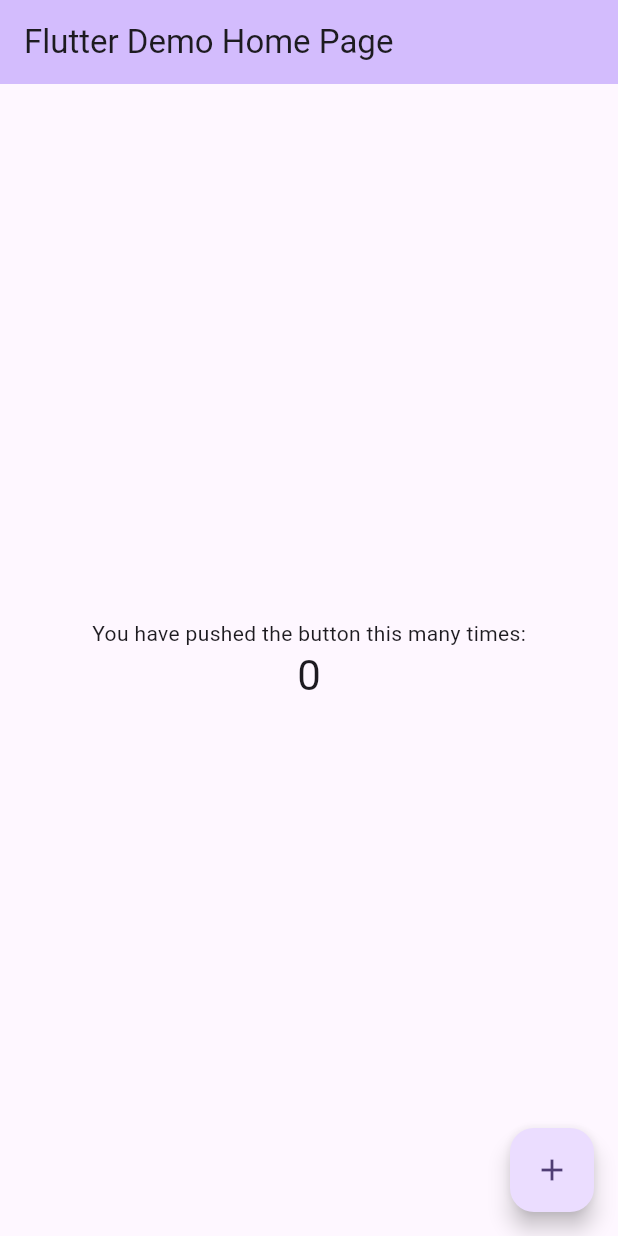
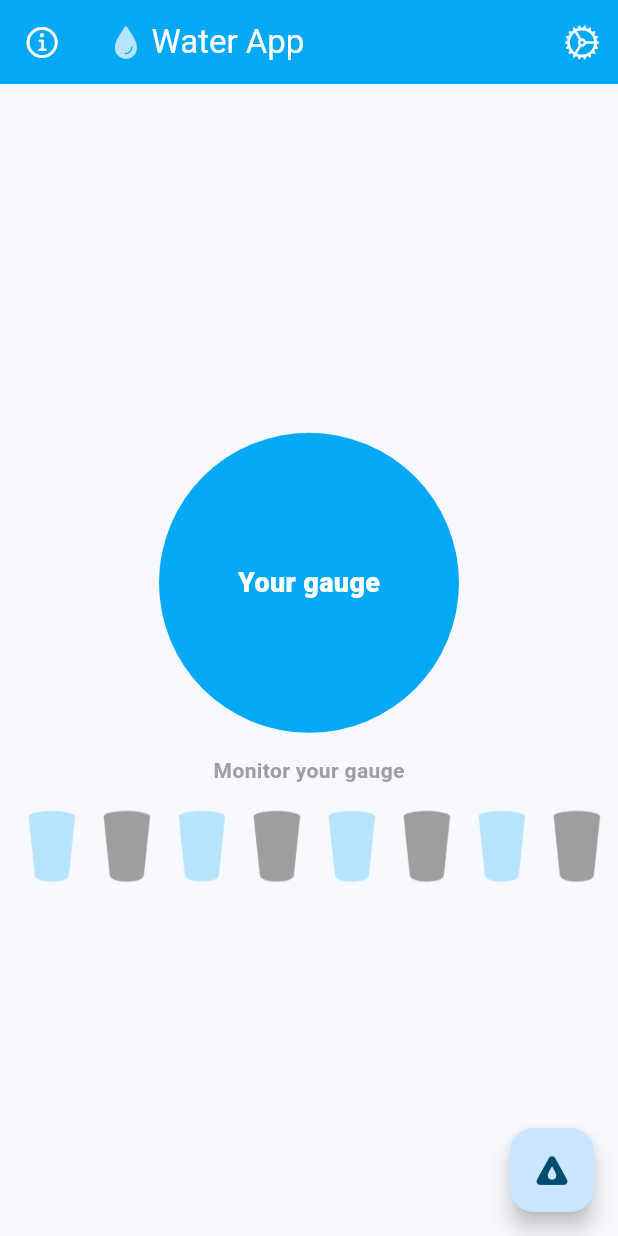
Before and after one commit to Atuoha/app_showcase, a Flutter app: the screen it shows after launch, on a phone screen of 412 x 824 dp. Run offline on Flutter 3.47's test engine with Material 3 defaults, Android fonts, the light colour scheme and no system bars.

Commit message:
home screen ui

```diff
--- /dev/null
+++ b/lib/constants/colors.dart
@@ -0,0 +1,5 @@
+import 'package:flutter/material.dart';
+
+class AppColor {
+  static const primaryColor = Color(0XFFB6E5FB);
+}
--- a/lib/main.dart
+++ b/lib/main.dart
@@ -1,3 +1,4 @@
+import 'package:app_showcase/screen/home_screen.dart';
 import 'package:flutter/material.dart';
 
 void main() {
@@ -7,119 +8,15 @@
 class MyApp extends StatelessWidget {
   const MyApp({super.key});
 
-  // This widget is the root of your application.
   @override
   Widget build(BuildContext context) {
     return MaterialApp(
       title: 'Flutter Demo',
       theme: ThemeData(
-        // This is the theme of your application.
-        //
-        // TRY THIS: Try running your application with "flutter run". You'll see
-        // the application has a purple toolbar. Then, without quitting the app,
-        // try changing the seedColor in the colorScheme below to Colors.green
-        // and then invoke "hot reload" (save your changes or press the "hot
-        // reload" button in a Flutter-supported IDE, or press "r" if you used
-        // the command line to start the app).
-        //
-        // Notice that the counter didn't reset back to zero; the application
-        // state is not lost during the reload. To reset the state, use hot
-        // restart instead.
-        //
-        // This works for code too, not just values: Most code changes can be
-        // tested with just a hot reload.
-        colorScheme: ColorScheme.fromSeed(seedColor: Colors.deepPurple),
+        colorScheme: ColorScheme.fromSeed(seedColor: Colors.lightBlue),
         useMaterial3: true,
       ),
-      home: const MyHomePage(title: 'Flutter Demo Home Page'),
+      home: const HomeScreen(),
     );
   }
 }
-
-class MyHomePage extends StatefulWidget {
-  const MyHomePage({super.key, required this.title});
-
-  // This widget is the home page of your application. It is stateful, meaning
-  // that it has a State object (defined below) that contains fields that affect
-  // how it looks.
-
-  // This class is the configuration for the state. It holds the values (in this
-  // case the title) provided by the parent (in this case the App widget) and
-  // used by the build method of the State. Fields in a Widget subclass are
-  // always marked "final".
-
-  final String title;
-
-  @override
-  State<MyHomePage> createState() => _MyHomePageState();
-}
-
-class _MyHomePageState extends State<MyHomePage> {
-  int _counter = 0;
-
-  void _incrementCounter() {
-    setState(() {
-      // This call to setState tells the Flutter framework that something has
-      // changed in this State, which causes it to rerun the build method below
-      // so that the display can reflect the updated values. If we changed
-      // _counter without calling setState(), then the build method would not be
-      // called again, and so nothing would appear to happen.
-      _counter++;
-    });
-  }
-
-  @override
-  Widget build(BuildContext context) {
-    // This method is rerun every time setState is called, for instance as done
-    // by the _incrementCounter method above.
-    //
-    // The Flutter framework has been optimized to make rerunning build methods
-    // fast, so that you can just rebuild anything that needs updating rather
-    // than having to individually change instances of widgets.
-    return Scaffold(
-      appBar: AppBar(
-        // TRY THIS: Try changing the color here to a specific color (to
-        // Colors.amber, perhaps?) and trigger a hot reload to see the AppBar
-        // change color while the other colors stay the same.
-        backgroundColor: Theme.of(context).colorScheme.inversePrimary,
-        // Here we take the value from the MyHomePage object that was created by
-        // the App.build method, and use it to set our appbar title.
-        title: Text(widget.title),
-      ),
-      body: Center(
-        // Center is a layout widget. It takes a single child and positions it
-        // in the middle of the parent.
-        child: Column(
-          // Column is also a layout widget. It takes a list of children and
-          // arranges them vertically. By default, it sizes itself to fit its
-          // children horizontally, and tries to be as tall as its parent.
-          //
-          // Column has various properties to control how it sizes itself and
-          // how it positions its children. Here we use mainAxisAlignment to
-          // center the children vertically; the main axis here is the vertical
-          // axis because Columns are vertical (the cross axis would be
-          // horizontal).
-          //
-          // TRY THIS: Invoke "debug painting" (choose the "Toggle Debug Paint"
-          // action in the IDE, or press "p" in the console), to see the
-          // wireframe for each widget.
-          mainAxisAlignment: MainAxisAlignment.center,
-          children: <Widget>[
-            const Text(
-              'You have pushed the button this many times:',
-            ),
-            Text(
-              '$_counter',
-              style: Theme.of(context).textTheme.headlineMedium,
-            ),
-          ],
-        ),
-      ),
-      floatingActionButton: FloatingActionButton(
-        onPressed: _incrementCounter,
-        tooltip: 'Increment',
-        child: const Icon(Icons.add),
-      ), // This trailing comma makes auto-formatting nicer for build methods.
-    );
-  }
-}
--- /dev/null
+++ b/lib/screen/home_screen.dart
@@ -0,0 +1,96 @@
+import 'package:flutter/material.dart';
+import 'package:flutter/cupertino.dart';
+
+import '../constants/colors.dart';
+
+class HomeScreen extends StatelessWidget {
+  const HomeScreen({super.key});
+
+  @override
+  Widget build(BuildContext context) {
+    return Scaffold(
+      floatingActionButton: FloatingActionButton(
+        onPressed: () => null,
+        child: const Icon(CupertinoIcons.drop_triangle_fill),
+      ),
+      appBar: AppBar(
+        leading: const Icon(
+          CupertinoIcons.info,
+          color: Colors.white,
+        ),
+        backgroundColor: Colors.lightBlue,
+        title: const Wrap(
+          crossAxisAlignment: WrapCrossAlignment.center,
+          spacing: 5,
+          children: [
+            Icon(
+              CupertinoIcons.drop_fill,
+              color: AppColor.primaryColor,
+            ),
+            Text(
+              'Water App',
+              style: TextStyle(
+                color: Colors.white,
+              ),
+            )
+          ],
+        ),
+        actions: [
+          IconButton(
+            onPressed: () => null,
+            icon: const Icon(
+              CupertinoIcons.settings,
+              color: Colors.white,
+            ),
+          ),
+        ],
+      ),
+      body: Padding(
+        padding: const EdgeInsets.all(8.0),
+        child: Center(
+          child: Column(
+            mainAxisAlignment: MainAxisAlignment.center,
+            children: [
+              Container(
+                height: 200,
+                decoration: const BoxDecoration(
+                  color: Colors.lightBlue,
+                  shape: BoxShape.circle,
+                ),
+                child: const Center(
+                  child: Text(
+                    'Your gauge',
+                    style: TextStyle(
+                      color: Colors.white,
+                      fontSize: 18,
+                      fontWeight: FontWeight.w800,
+                    ),
+                  ),
+                ),
+              ),
+              const SizedBox(height: 15),
+              const Text(
+                'Monitor your gauge',
+                style: TextStyle(
+                  color: Colors.grey,
+                  fontWeight: FontWeight.bold,
+                ),
+              ),
+              const SizedBox(height: 10),
+              Row(
+                children: List.generate(
+                  8,
+                  (index) => Image.asset(
+                    'assets/imgs/cup.png',
+                    width: 50,
+                    color: index % 2 == 0 ? AppColor.primaryColor : Colors.grey,
+                  ),
+                ),
+              )
+            ],
+          ),
+        ),
+      ),
+    );
+  }
+}
--- a/pubspec.yaml
+++ b/pubspec.yaml
@@ -59,8 +59,8 @@ flutter:
   uses-material-design: true
 
   # To add assets to your application, add an assets section, like this:
-  # assets:
-  #   - images/a_dot_burr.jpeg
+  assets:
+    - assets/imgs/
   #   - images/a_dot_ham.jpeg
 
   # An image asset can refer to one or more resolution-specific "variants", see
```
Also changed, not shown: assets/imgs/cup.png (added), lib/screen/settings_screen.dart (added).
